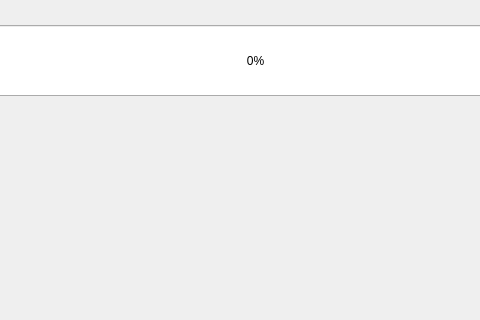
Old version of the form Tourisme de cinephile/Application/tourisme.ui in the repository AlexAndriamahaleo/Tourisme_de_cinephile; both pictures show x 320 to 800 and y 274 to 594 of the 1080 by 720 pixel window.
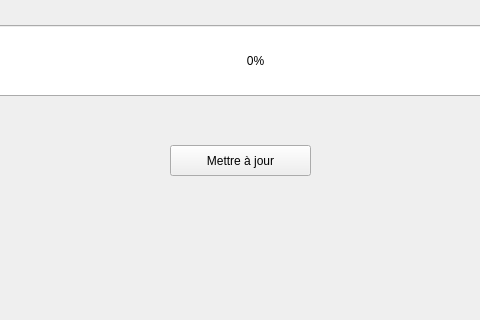
New version of the form. The open tabs and pages were chosen to show the change.

Commit message: Optimize DB building - Adding the update of the DB [on going]

Diff of the .ui file:
```diff
--- a/Tourisme de cinephile/Application/tourisme.ui
+++ b/Tourisme de cinephile/Application/tourisme.ui
@@ -422,6 +422,19 @@
                                 <enum>QProgressBar::TopToBottom</enum>
                             </property>
                         </widget>
+                        <widget class="QPushButton" name="pushButton">
+                            <property name="geometry">
+                                <rect>
+                                    <x>440</x>
+                                    <y>370</y>
+                                    <width>141</width>
+                                    <height>31</height>
+                                </rect>
+                            </property>
+                            <property name="text">
+                                <string>Mettre à jour</string>
+                            </property>
+                        </widget>
                     </widget>
                 </widget>
             </widget>
```
Left out of the diff: 10 changed lines with no effect on the pictures. The commit also changes 2 other files.
